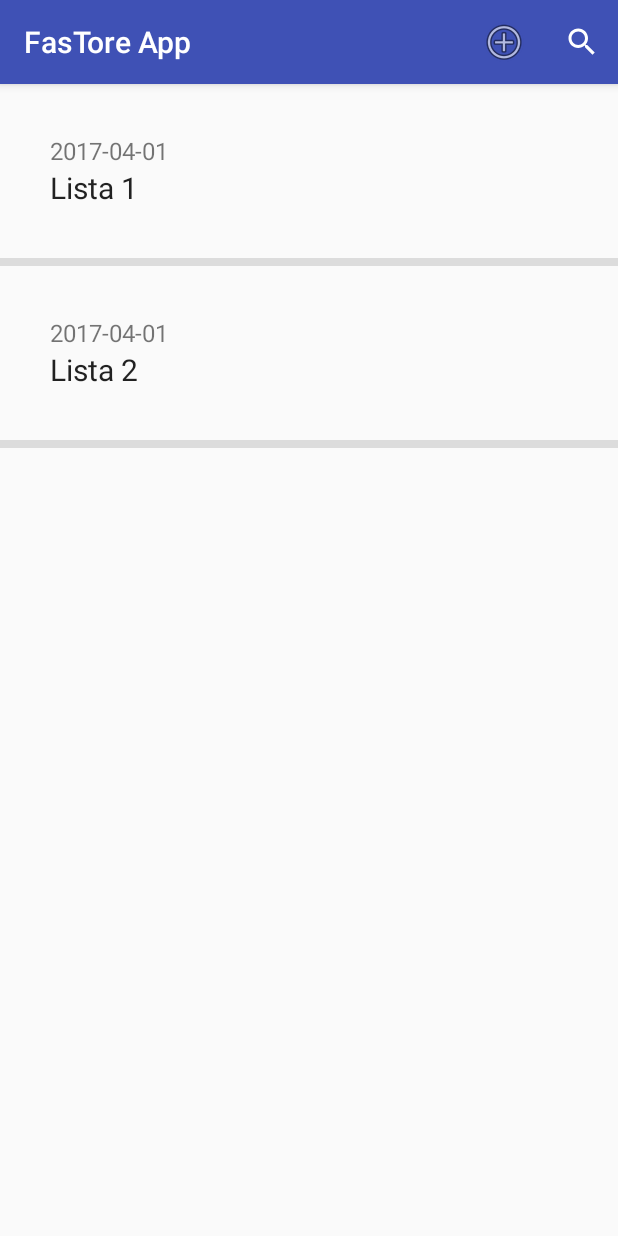
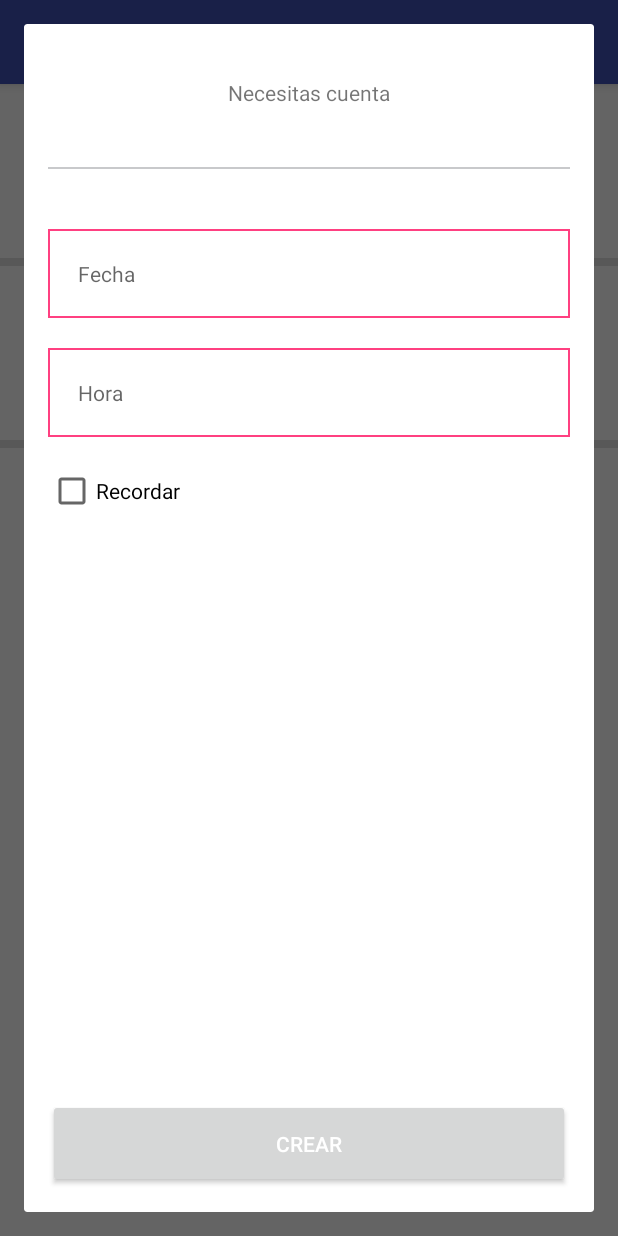
Before and after one commit to zamora95/FasTore-Android-, an Android app: the screen it shows after launch (ListasCompraActivity), after a tap on "Agregar", on a phone screen of 412 x 824 dp. Run offline under Robolectric (Android 15) with nearby library versions, the phone set to English and light mode, and no system bars.

Commit message:
New shopping list Dialog

```diff
--- /dev/null
+++ b/app/src/main/java/com/zamora/fastoreapp/AlertDialog.java
@@ -0,0 +1,36 @@
+package com.zamora.fastoreapp;
+
+import android.app.Activity;
+import android.app.Dialog;
+import android.view.View;
+import android.view.Window;
+import android.widget.Button;
+import android.widget.TextView;
+
+/**
+ * Created by Zamora on 01/04/2017.
+ */
+
+public class AlertDialog {
+
+        public void showDialog(Activity activity){
+            final Dialog dialog = new Dialog(activity);
+            dialog.requestWindowFeature(Window.FEATURE_NO_TITLE);
+            dialog.setCancelable(false);
+            dialog.setContentView(R.layout.dialog_nueva_lista);
+
+
+
+            Button dialogButton = (Button) dialog.findViewById(R.id.entrar_boton);
+            dialogButton.setOnClickListener(new View.OnClickListener() {
+                @Override
+                public void onClick(View v) {
+                    dialog.dismiss();
+                }
+            });
+
+            dialog.show();
+
+        }
+
+}
--- a/app/src/main/java/com/zamora/fastoreapp/ListasCompraActivity.java
+++ b/app/src/main/java/com/zamora/fastoreapp/ListasCompraActivity.java
@@ -1,7 +1,6 @@
 package com.zamora.fastoreapp;
 
 import android.os.Bundle;
-import android.os.PersistableBundle;
 import android.support.v7.app.AppCompatActivity;
 import android.support.v7.widget.SearchView;
 import android.view.Menu;
@@ -57,8 +56,7 @@ public class ListasCompraActivity extends AppCompatActivity{
     public boolean onCreateOptionsMenu(Menu menu) {
         MenuInflater inflater = getMenuInflater();
         inflater.inflate(R.menu.menu_search, menu);
-        MenuItem item = menu.findItem(R.id.menuSearch);
-
+        /*MenuItem item = menu.findItem(R.id.itemSearch);
         SearchView searchView = (SearchView) item.getActionView();
         searchView.setQueryHint("Buscar...");
 
@@ -73,8 +71,23 @@ public class ListasCompraActivity extends AppCompatActivity{
                 adapter.getFilter().filter(newText);
                 return false;
             }
-        });
+        });*/
+        return true;
+    }
 
-        return super.onCreateOptionsMenu(menu);
+    @Override
+    public boolean onOptionsItemSelected(MenuItem item) {
+        switch (item.getItemId()) {
+            case R.id.itemAdd:
+                AlertDialog alert = new AlertDialog();
+                alert.showDialog(this);
+                return true;
+
+
+            default:
+                return super.onOptionsItemSelected(item);
+        }
     }
+
+
 }
--- /dev/null
+++ b/app/src/main/res/drawable/edittext_background.xml
@@ -0,0 +1,6 @@
+<?xml version="1.0" encoding="utf-8"?>
+<shape xmlns:android="http://schemas.android.com/apk/res/android">
+    <stroke
+        android:width="1dp"
+        android:color="@color/colorAccent" />
+</shape>
--- /dev/null
+++ b/app/src/main/res/layout/dialog_nueva_lista.xml
@@ -0,0 +1,80 @@
+<?xml version="1.0" encoding="utf-8"?>
+<RelativeLayout xmlns:android="http://schemas.android.com/apk/res/android"
+    android:layout_width="match_parent"
+    android:layout_height="match_parent"
+    android:orientation="vertical"
+    android:paddingTop="@dimen/activity_horizontal_margin"
+    android:paddingBottom="@dimen/activity_horizontal_margin"
+    android:paddingLeft="@dimen/activity_vertical_margin"
+    android:paddingRight="@dimen/activity_vertical_margin">
+
+    <TextView
+        android:id="@+id/info_text"
+        android:layout_width="wrap_content"
+        android:layout_height="wrap_content"
+        android:layout_alignParentTop="true"
+        android:layout_centerHorizontal="true"
+        android:gravity="center"
+        android:paddingBottom="@dimen/padding_between"
+        android:paddingTop="@dimen/padding_between"
+        android:text="Necesitas cuenta"
+        android:textAppearance="?android:attr/textAppearanceSmall" />
+
+    <View
+        android:id="@+id/divider"
+        android:layout_width="match_parent"
+        android:layout_height="1dp"
+        android:layout_below="@+id/info_text"
+        android:layout_marginBottom="@dimen/padding_between"
+        android:layout_marginTop="@dimen/padding_between"
+        android:background="#C8C9CB" />
+
+    <EditText
+        android:id="@+id/nombre_input"
+        android:layout_width="match_parent"
+        android:layout_height="wrap_content"
+        android:layout_below="@+id/divider"
+        android:layout_centerHorizontal="true"
+        android:layout_marginTop="@dimen/padding_between"
+        android:ems="10"
+        android:hint="Fecha"
+        android:inputType="textPersonName"
+        android:padding="@dimen/padding_between"
+        android:textAppearance="?android:attr/textAppearanceSmall"
+        android:background="@drawable/edittext_background" />
+
+    <EditText
+        android:id="@+id/contrasena_input"
+        android:layout_width="match_parent"
+        android:layout_height="wrap_content"
+        android:layout_below="@+id/nombre_input"
+        android:layout_centerHorizontal="true"
+        android:layout_marginBottom="@dimen/padding_between"
+        android:layout_marginTop="@dimen/padding_between"
+        android:ems="10"
+        android:hint="Hora"
+        android:inputType="textPersonName"
+        android:padding="@dimen/padding_between"
+        android:textAppearance="?android:attr/textAppearanceSmall"
+        android:background="@drawable/edittext_background" />
+
+    <CheckBox
+        android:id="@+id/recordar_check"
+        android:layout_width="wrap_content"
+        android:layout_height="wrap_content"
+        android:layout_alignStart="@+id/contrasena_input"
+        android:layout_below="@+id/contrasena_input"
+        android:checked="false"
+        android:text="Recordar" />
+
+    <Button
+        android:id="@+id/entrar_boton"
+        android:layout_width="match_parent"
+        android:layout_height="wrap_content"
+        android:layout_alignParentBottom="true"
+        android:layout_centerHorizontal="true"
+        android:paddingBottom="@dimen/padding_between"
+        android:paddingTop="@dimen/padding_between"
+        android:text="Crear"
+        android:textColor="@android:color/white" />
+</RelativeLayout>
--- a/app/src/main/res/menu/menu_search.xml
+++ b/app/src/main/res/menu/menu_search.xml
@@ -2,20 +2,20 @@
 <menu xmlns:android="http://schemas.android.com/apk/res/android"
     xmlns:app="http://schemas.android.com/apk/res-auto">
     <item
-        android:id="@+id/menuAdd"
+        android:id="@+id/itemAdd"
         android:title="Agregar"
         android:icon="@android:drawable/ic_menu_add"
         android:orderInCategory="1"
         app:showAsAction="ifRoom" >
     </item>
 
-    <item
-        android:id="@+id/menuSearch"
+    <!--<item
+        android:id="@+id/itemSearch"
         android:title="Buscar"
         android:icon="@android:drawable/ic_menu_search"
         android:orderInCategory="2"
         app:actionViewClass="android.support.v7.widget.SearchView"
         app:showAsAction="ifRoom" >
-    </item>
+    </item>-->
 
 </menu>
--- a/app/src/main/res/values/dimens.xml
+++ b/app/src/main/res/values/dimens.xml
@@ -2,4 +2,5 @@
     <!-- Default screen margins, per the Android Design guidelines. -->
     <dimen name="activity_horizontal_margin">16dp</dimen>
     <dimen name="activity_vertical_margin">16dp</dimen>
+    <dimen name="padding_between">20dp</dimen>
 </resources>
```
